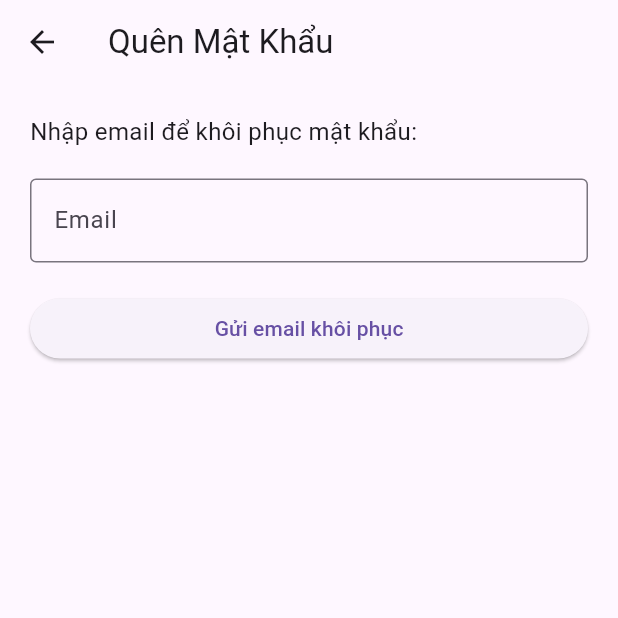
After one commit to Dlhuutien/CNM_moblie, a Flutter app: the ForgotPasswordScreen screen opened directly, on a phone screen of 412 x 824 dp, the top half of it. The commit adds this screen. Run offline on Flutter 3.47's test engine with Material 3 defaults, Android fonts, the phone set to English and light mode, and no system bars; our stand-ins replace easy_localization, emoji_picker_flutter, file_picker, firebase_auth, firebase_core, google_sign_in and 1 more; missing offline and left inert: flutter_sound; accounts and stored records are empty.

Commit message:
complete login, forgot pass Google

```diff
--- a/chating_app/lib/data/user.dart
+++ b/chating_app/lib/data/user.dart
@@ -1,4 +1,4 @@
-class User {
+class ObjectUser {
   final String soDienThoai;
   final String matKhau;
   final String hoTen;
@@ -7,7 +7,7 @@ class User {
   final String email;
   final String work;
 
-  User({
+  ObjectUser({
     required this.soDienThoai,
     required this.matKhau,
     required this.hoTen,
--- /dev/null
+++ b/chating_app/lib/screens/forgot_pass_screen.dart
@@ -0,0 +1,79 @@
+import 'package:flutter/material.dart';
+import 'package:firebase_auth/firebase_auth.dart';
+
+class ForgotPasswordScreen extends StatefulWidget {
+  const ForgotPasswordScreen({super.key});
+
+  @override
+  State<ForgotPasswordScreen> createState() => _ForgotPasswordScreenState();
+}
+
+class _ForgotPasswordScreenState extends State<ForgotPasswordScreen> {
+  final TextEditingController _emailController = TextEditingController();
+  String _message = '';
+
+  Future<void> _resetPassword() async {
+    try {
+      await FirebaseAuth.instance.sendPasswordResetEmail(
+        email: _emailController.text.trim(),
+      );
+      setState(() {
+        _message = "Đã gửi email khôi phục mật khẩu. Kiểm tra hộp thư của bạn!";
+      });
+    } on FirebaseAuthException catch (e) {
+      print("Firebase error: ${e.code} - ${e.message}"); // In lỗi cụ thể
+      String error = "Không thể gửi email khôi phục. Vui lòng kiểm tra lại email!";
+      if (e.code == 'user-not-found') {
+        error = "Không tìm thấy người dùng với email này.";
+      } else if (e.code == 'invalid-email') {
+        error = "Email không hợp lệ.";
+      }
+      setState(() {
+        _message = error;
+      });
+    } catch (e) {
+      print("Lỗi không xác định: $e");
+      setState(() {
+        _message = "Đã xảy ra lỗi. Vui lòng thử lại sau.";
+      });
+    }
+  }
+
+  @override
+  Widget build(BuildContext context) {
+    return Scaffold(
+      appBar: AppBar(title: const Text("Quên Mật Khẩu")),
+      body: Padding(
+        padding: const EdgeInsets.all(20),
+        child: Column(
+          crossAxisAlignment: CrossAxisAlignment.stretch,
+          children: [
+            const Text(
+              "Nhập email để khôi phục mật khẩu:",
+              style: TextStyle(fontSize: 16),
+            ),
+            const SizedBox(height: 20),
+            TextField(
+              controller: _emailController,
+              decoration: const InputDecoration(
+                labelText: "Email",
+                border: OutlineInputBorder(),
+              ),
+              keyboardType: TextInputType.emailAddress,
+            ),
+            const SizedBox(height: 20),
+            ElevatedButton(
+              onPressed: _resetPassword,
+              child: const Text("Gửi email khôi phục"),
+            ),
+            const SizedBox(height: 20),
+            Text(
+              _message,
+              style: const TextStyle(color: Colors.red),
+            ),
+          ],
+        ),
+      ),
+    );
+  }
+}
--- a/chating_app/lib/screens/main_screen.dart
+++ b/chating_app/lib/screens/main_screen.dart
@@ -6,7 +6,7 @@ import 'setting_screen.dart';
 import 'package:chating_app/data/user.dart';
 
 class MainScreen extends StatefulWidget {
-  final User user;
+  final ObjectUser user;
   const MainScreen({super.key, required this.user});
 
   @override
--- a/chating_app/lib/screens/profile_screen.dart
+++ b/chating_app/lib/screens/profile_screen.dart
@@ -2,7 +2,7 @@ import 'package:flutter/material.dart';
 import 'package:chating_app/data/user.dart';
 
 class ProfileScreen extends StatelessWidget {
-  final User user;
+  final ObjectUser user;
   const ProfileScreen({super.key, required this.user});
 
   @override
@@ -67,7 +67,7 @@ class ProfileScreen extends StatelessWidget {
 }
 
 class ProfileInfo extends StatelessWidget {
-  final User user;
+  final ObjectUser user;
   const ProfileInfo({super.key, required this.user});
 
   @override
--- a/chating_app/pubspec.yaml
+++ b/chating_app/pubspec.yaml
@@ -40,6 +40,10 @@ dependencies:
   flutter_sound: ^9.19.1
   permission_handler: ^11.3.1
   google_sign_in: ^6.3.0
+  firebase_core: ^3.13.0
+  firebase_auth: ^5.5.2
+  firebase_core_web: ^2.22.0
+  firebase_auth_web: ^5.14.2
 
 dev_dependencies:
   flutter_test:
```
Also changed, not shown: chating_app/lib/data/information.dart (+6 -6 lines), chating_app/lib/main.dart (+16 -0 lines), chating_app/lib/screens/login_screen.dart (+107 -8 lines), chating_app/pubspec.lock, 5 other files.
